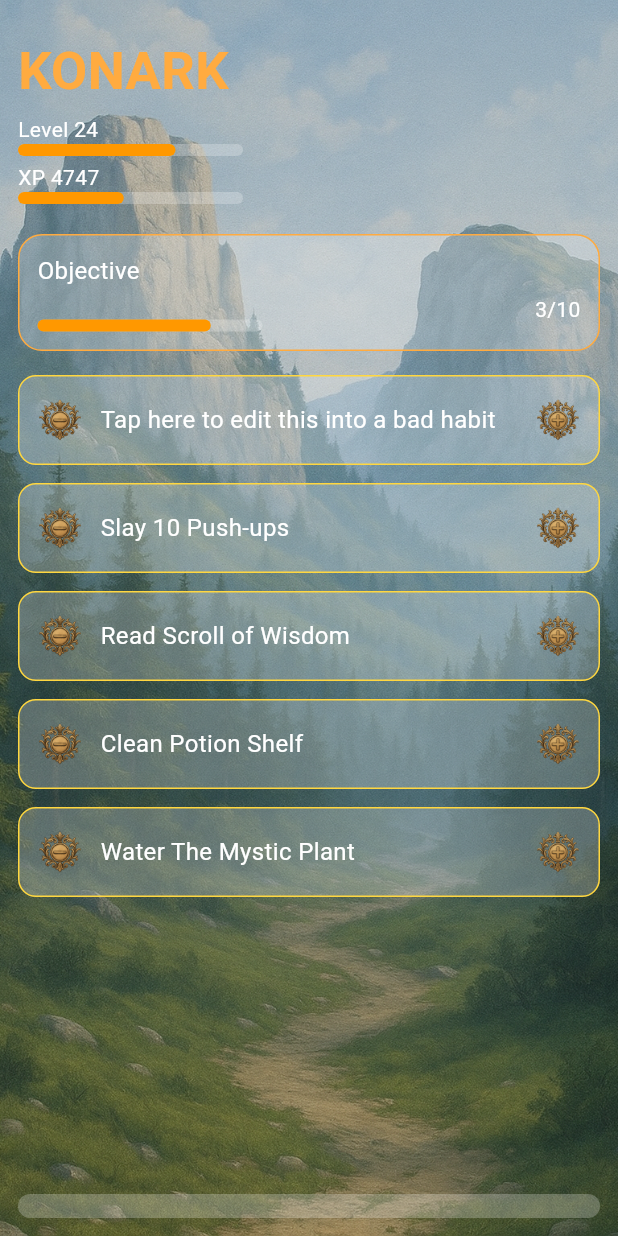
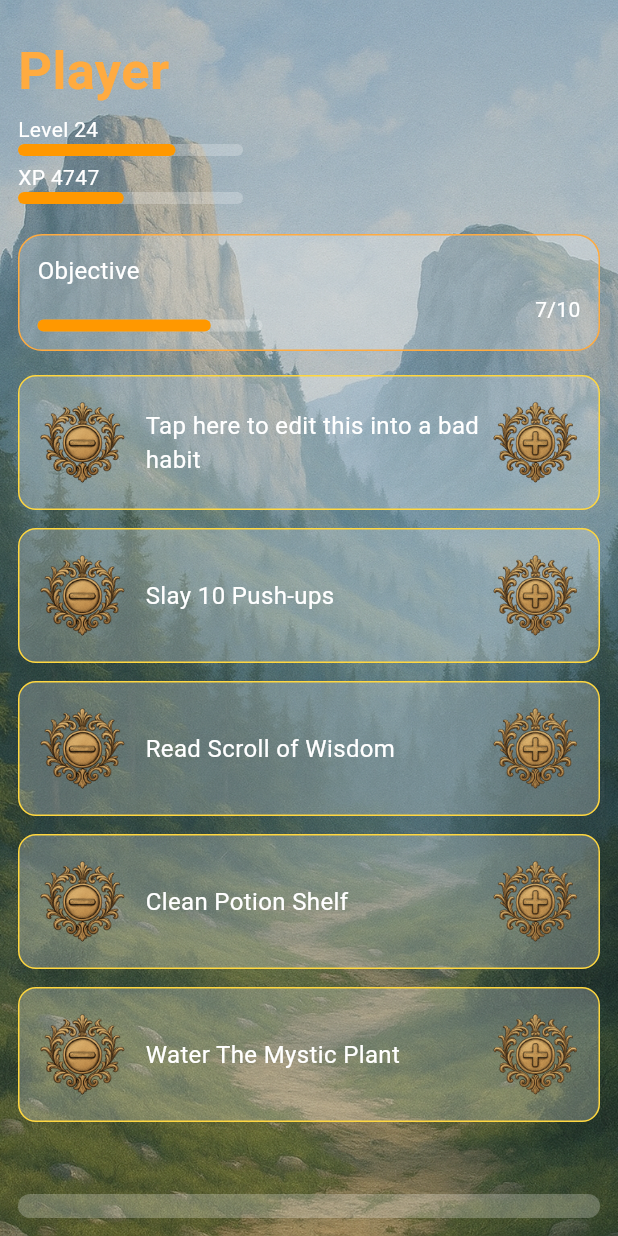
Before and after one commit to mandar2701/Realms_of_Routine, a Flutter app: the screen it shows after launch, on a phone screen of 412 x 824 dp. Run offline on Flutter 3.47's test engine with Material 3 defaults, Android fonts, the phone set to English and light mode, and no system bars; Roboto replaces fonts that are missing (Cinzel).

Commit message:
Increase Image size for Plus and Minus

```diff
--- a/Frontend/lib/pages/home_screen.dart
+++ b/Frontend/lib/pages/home_screen.dart
@@ -52,7 +52,7 @@ class _HomeScreenState extends State<HomeScreen> {
             const SizedBox(height: 10),
 
             Text(
-              'KONARK',
+              'Player',
               style: TextStyle(
                 fontSize: 35,
                 fontFamily: 'Cinzel',
@@ -119,7 +119,7 @@ class _HomeScreenState extends State<HomeScreen> {
             children: [
               _customBar('', 0.77),
               const Spacer(),
-              const Text("3/10", style: TextStyle(color: Colors.white)),
+              const Text("7/10", style: TextStyle(color: Colors.white)),
             ],
           ),
         ],
@@ -159,7 +159,7 @@ class _HomeScreenState extends State<HomeScreen> {
               print("Minus tapped for: $task");
               // You can call setState or remove task from list, etc.
             },
-            child: Image.asset('assets/icons/minus.png', width: 30),
+            child: Image.asset('assets/icons/minus.png', width: 60),
           ),
           const SizedBox(width: 12),
           Expanded(
@@ -174,7 +174,7 @@ class _HomeScreenState extends State<HomeScreen> {
               print("Plus tapped for: $task");
               // Example: mark task as done or open detail
             },
-            child: Image.asset('assets/icons/plus.png', width: 30),
+            child: Image.asset('assets/icons/plus.png', width: 60),
           ),
         ],
       ),
```
